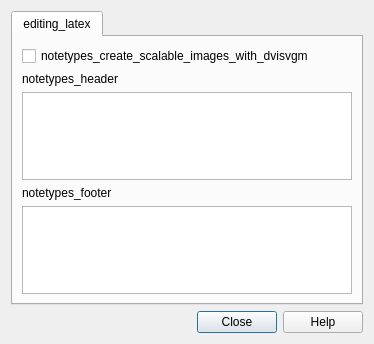
ankitects/anki, file qt/aqt/forms/modelopts.ui: the form before one commit.
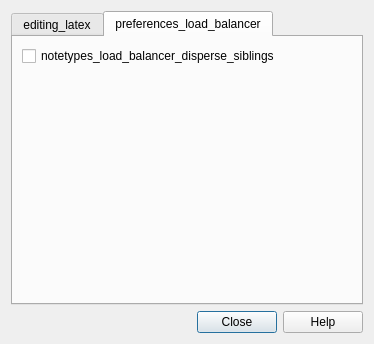
The form after the commit. The open tabs and pages were chosen to show the change.

Commit message: add note option to notetype to enable/disable sibling dispersion

What changed in the file:
```diff
--- a/qt/aqt/forms/modelopts.ui
+++ b/qt/aqt/forms/modelopts.ui
@@ -64,6 +64,39 @@
        </item>
       </layout>
      </widget>
+     <widget class="QWidget" name="tab_2">
+      <attribute name="title">
+       <string>preferences_load_balancer</string>
+      </attribute>
+      <layout class="QVBoxLayout" name="verticalLayout_3">
+       <item>
+        <widget class="QCheckBox" name="disperseSiblings">
+         <property name="sizePolicy">
+          <sizepolicy hsizetype="Preferred" vsizetype="Preferred">
+           <horstretch>0</horstretch>
+           <verstretch>0</verstretch>
+          </sizepolicy>
+         </property>
+         <property name="text">
+          <string>notetypes_load_balancer_disperse_siblings</string>
+         </property>
+        </widget>
+       </item>
+       <item>
+        <spacer name="verticalSpacer">
+         <property name="orientation">
+          <enum>Qt::Vertical</enum>
+         </property>
+         <property name="sizeHint" stdset="0">
+          <size>
+           <width>20</width>
+           <height>40</height>
+          </size>
+         </property>
+        </spacer>
+       </item>
+      </layout>
+     </widget>
     </widget>
    </item>
    <item>
```
The commit also changes 9 other files.
